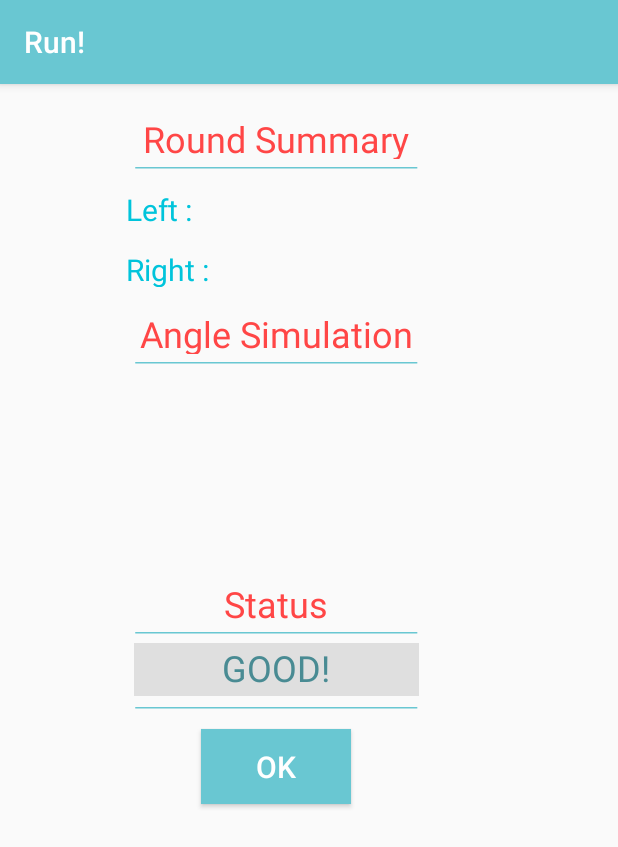
After one commit to thitigear/ASRM, an Android app: the ResultActivity screen opened directly, with no data from a screen before it, on a phone screen of 412 x 824 dp. The commit adds this screen. Shown: the top 847 px of the screen. Run offline under Robolectric (Android 15) with nearby library versions, the phone set to English and light mode, and no system bars; 4 statements that could not run were skipped.

Commit message:
30112017
Add ResultActiviy (JAVA)
Add activity_result (XML)

delete Unused Activity

```diff
--- a/app/build.gradle
+++ b/app/build.gradle
@@ -25,6 +25,5 @@ dependencies {
     testImplementation 'junit:junit:4.12'
     androidTestImplementation 'com.android.support.test:runner:1.0.1'
     androidTestImplementation 'com.android.support.test.espresso:espresso-core:3.0.1'
-    compile 'org.altbeacon:android-beacon-library:2+'
 
 }
--- a/app/src/main/java/com/example/gear/asrm/CoreF.java
+++ b/app/src/main/java/com/example/gear/asrm/CoreF.java
@@ -14,6 +14,7 @@ class CoreF {
     Double[] getBodyHalf(double arm, double knee, double ankle, double shin){
         return new Double[]{arm, knee, ankle, shin};
     }
+
 /**
     //งอขา ประมาณ 120 องศา     วัดได้ 140
     Double[] getBody1(){
@@ -34,6 +35,7 @@ class CoreF {
     }
 
 */
+
     double findAngle(Double fKnee, Double fAnkle, Double fShin){
         //power(3, 2) == 9
         double s = (Math.pow(fKnee,2)+Math.pow(fShin,2)-Math.pow(fAnkle,2))/(2*fKnee*fShin);
--- a/app/src/main/java/com/example/gear/asrm/MainActivity.java
+++ b/app/src/main/java/com/example/gear/asrm/MainActivity.java
@@ -220,13 +220,15 @@ public class MainActivity extends AppCompatActivity{
     }
 
     /* Creat OPTION MENU */
+    /*
     @Override
     public boolean onCreateOptionsMenu(Menu menu) {
         getMenuInflater().inflate(R.menu.menu_beacon, menu);
         return true;
-    }
+    }*/
 
     /* Select MENU ITEM */
+    /*
     @Override
     public boolean onOptionsItemSelected(MenuItem item) {
         int id = item.getItemId();
@@ -235,7 +237,7 @@ public class MainActivity extends AppCompatActivity{
 
         return super.onOptionsItemSelected(item);
     }
-
+*/
 
 
 
--- /dev/null
+++ b/app/src/main/java/com/example/gear/asrm/ResultActivity.java
@@ -0,0 +1,34 @@
+package com.example.gear.asrm;
+
+import android.support.v4.widget.DrawerLayout;
+import android.support.v7.app.AppCompatActivity;
+import android.os.Bundle;
+import android.widget.ArrayAdapter;
+import android.widget.ListView;
+
+public class ResultActivity extends AppCompatActivity {
+
+    private String[] mPlanetTitles;
+    private DrawerLayout mDrawerLayout;
+    private ListView mDrawerList;
+
+
+    @Override
+    protected void onCreate(Bundle savedInstanceState) {
+        super.onCreate(savedInstanceState);
+        setContentView(R.layout.activity_result);
+
+        mPlanetTitles = getResources().getStringArray(R.array.planets_array);
+        mDrawerLayout = (DrawerLayout) findViewById(R.id.result_navigationMenu);
+        mDrawerList = (ListView) findViewById(R.id.left_drawer);
+
+        // Set the adapter for the list view
+        mDrawerList.setAdapter(new ArrayAdapter<String>(this,
+                R.layout.drawer_list_item, mPlanetTitles));
+        // Set the list's click listener
+        mDrawerList.setOnItemClickListener(new DrawerItemClickListener());
+
+
+
+    }
+}
--- /dev/null
+++ b/app/src/main/res/layout/activity_result.xml
@@ -0,0 +1,135 @@
+<?xml version="1.0" encoding="utf-8"?>
+<android.support.constraint.ConstraintLayout xmlns:android="http://schemas.android.com/apk/res/android"
+    xmlns:app="http://schemas.android.com/apk/res-auto"
+    xmlns:tools="http://schemas.android.com/tools"
+    android:layout_width="match_parent"
+    android:layout_height="match_parent"
+    tools:context="com.example.gear.asrm.ResultActivity">
+
+    <RelativeLayout
+        android:layout_width="368dp"
+        android:layout_height="510dp"
+        tools:ignore="MissingConstraints"
+        tools:layout_editor_absoluteX="8dp"
+        tools:layout_marginTop="100dp">
+
+<!-- Round Summary -->
+        <TextView
+            android:text="@string/tResult_RoundSummary"
+            android:layout_marginLeft="84dp"
+            android:layout_marginTop="20dp"
+
+            android:layout_width="200dp"
+            android:layout_height="30dp"
+            android:textAlignment="center"
+            android:textColor="#ff4646"
+            android:textSize="24dp"
+            android:id="@+id/textView" />
+        <TextView
+            android:layout_marginTop="40dp"
+            android:layout_marginLeft="84dp"
+
+            android:layout_width="200dp"
+            android:layout_height="20dp"
+            android:text="_"
+            android:textScaleX="30"
+            android:textAlignment="center"
+            android:textColor="#69c7d2"/>
+        <TextView
+            android:layout_alignStart="@+id/textView"
+            android:layout_marginTop="70dp"
+
+            android:layout_width="wrap_content"
+            android:layout_height="25dp"
+            android:text="@string/tResult_LeftPercent"
+            android:textSize="20dp"
+            android:textColor="#00c4db" />
+        <TextView
+            android:text="@string/tResult_RightPercent"
+            android:layout_alignStart="@+id/textView"
+            android:layout_marginTop="110dp"
+
+            android:layout_width="wrap_content"
+            android:layout_height="25dp"
+            android:textSize="20dp"
+            android:textColor="#00c4db"/>
+
+<!-- Angle Simulation -->
+        <TextView
+            android:text="@string/tResult_AngleSim"
+            android:layout_marginLeft="84dp"
+            android:layout_marginTop="150dp"
+
+            android:layout_width="200dp"
+            android:layout_height="30dp"
+            android:textAlignment="center"
+            android:textColor="#ff4646"
+            android:textSize="24dp" />
+        <TextView
+            android:layout_marginTop="170dp"
+            android:layout_marginLeft="84dp"
+
+            android:layout_width="200dp"
+            android:layout_height="20dp"
+            android:text="_"
+            android:textScaleX="30"
+            android:textAlignment="center"
+            android:textColor="#69c7d2"/>
+
+<!-- Status -->
+        <TextView
+            android:text="@string/tResult_Status"
+            android:layout_marginLeft="84dp"
+            android:layout_marginTop="330dp"
+
+            android:layout_width="200dp"
+            android:layout_height="30dp"
+            android:textAlignment="center"
+            android:textColor="#ff4646"
+            android:textSize="24dp" />
+        <TextView
+            android:layout_marginTop="350dp"
+            android:layout_marginLeft="84dp"
+
+            android:layout_width="200dp"
+            android:layout_height="20dp"
+            android:text="_"
+            android:textScaleX="30"
+            android:textAlignment="center"
+            android:textColor="#69c7d2"/>
+        <TextView
+            android:id="@+id/result_textView_showStatus"
+            android:text="GOOD!"
+            android:layout_marginLeft="89dp"
+            android:layout_marginTop="372.5dp"
+            android:layout_width="190dp"
+            android:layout_height="35dp"
+
+            android:background="#dfdfdf"
+            android:textAlignment="center"
+            android:textColor="#498b93"
+            android:textSize="24dp" />
+        <TextView
+            android:layout_marginTop="400dp"
+            android:layout_marginLeft="84dp"
+
+            android:layout_width="200dp"
+            android:layout_height="20dp"
+            android:text="_"
+            android:textScaleX="30"
+            android:textAlignment="center"
+            android:textColor="#69c7d2"/>
+        <Button
+            android:id="@+id/result_button_OK"
+            android:layout_marginTop="430dp"
+            android:layout_marginLeft="134dp"
+
+            android:layout_width="100dp"
+            android:layout_height="50dp"
+            android:text="@string/ok"
+            android:textColor="#FFFFFF"
+            android:textSize="20dp"
+            android:background="#69c7d2"/>
+    </RelativeLayout>
+
+</android.support.constraint.ConstraintLayout>
--- /dev/null
+++ b/app/src/main/res/menu/menu_navigation.xml
@@ -0,0 +1,5 @@
+<?xml version="1.0" encoding="utf-8"?>
+<menu xmlns:android="http://schemas.android.com/apk/res/android">
+
+
+</menu>
--- /dev/null
+++ b/app/src/main/res/values/arrays.xml
@@ -0,0 +1,4 @@
+<?xml version="1.0" encoding="utf-8"?>
+<resources>
+    <string-array name="planets_array" />
+</resources>
--- a/app/src/main/res/values/colors.xml
+++ b/app/src/main/res/values/colors.xml
@@ -1,6 +1,6 @@
 <?xml version="1.0" encoding="utf-8"?>
 <resources>
-    <color name="colorPrimary">#3F51B5</color>
+    <color name="colorPrimary">#69c7d2</color>
     <color name="colorPrimaryDark">#303F9F</color>
     <color name="colorAccent">#FF4081</color>
 </resources>
--- a/app/src/main/res/values/strings.xml
+++ b/app/src/main/res/values/strings.xml
@@ -1,5 +1,10 @@
 <resources>
-    <string name="app_name">Run</string>
+
+    <!-- Popular Word -->
+    <string name="ok">OK</string>
+
+    <!-- MainActivity -->
+    <string name="app_name">Run!</string>
     <string name="tArmL">L Arm</string>
     <string name="tArmR">R Arm</string>
     <string name="tKneeL">L Knee</string>
@@ -13,4 +18,17 @@
     <string name="tAllSensor"><font size="16"><b>All Sensor</b></font></string>
     <string name="button_getData">Show Distance</string>
     <string name="button_findAngle">Find Angle</string>
+
+    <!-- Menu -->
+    <string name="menu_home">HOME</string>
+    <string name="menu_allBeacon">All Beacons</string>
+    <string name="menu_newRound">New Round</string>
+    <string name="menu_history">History</string>
+
+    <!-- ResultActivity -->
+    <string name="tResult_RoundSummary">Round Summary</string>
+    <string name="tResult_LeftPercent">Left :</string>
+    <string name="tResult_RightPercent">Right :</string>
+    <string name="tResult_AngleSim">Angle Simulation</string>
+    <string name="tResult_Status">Status</string>
 </resources>
--- a/build.gradle
+++ b/build.gradle
@@ -7,7 +7,7 @@ buildscript {
         jcenter()
     }
     dependencies {
-        classpath 'com.android.tools.build:gradle:3.0.0'
+        classpath 'com.android.tools.build:gradle:3.0.1'
 
 
         // NOTE: Do not place your application dependencies here; they belong
```
Also changed, not shown: app/src/main/AndroidManifest.xml (+16 -26 lines), app/src/main/java/com/example/gear/asrm/AdRecord.java (deleted, +0 -124 lines), app/src/main/java/com/example/gear/asrm/MonitoringActivity.java (deleted, +0 -61 lines), app/src/main/java/com/example/gear/asrm/RangingActivity.java (deleted, +0 -57 lines), app/src/main/res/menu/menu_beacon.xml (+9 -3 lines).
